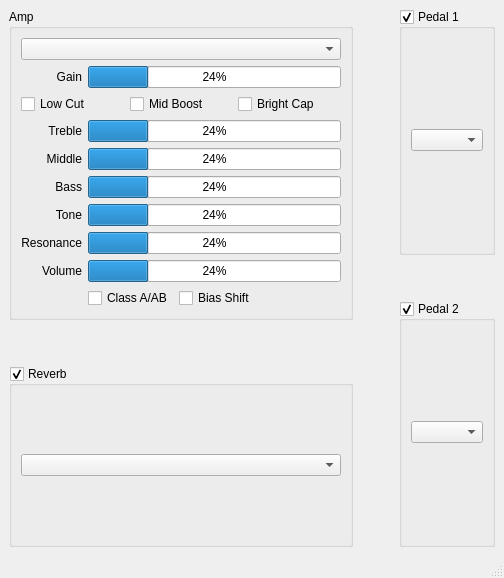
This is src/ui/main_win.ui in Houston4444/OsciTronix as Qt 5 draws it before an edit. The edited form follows.
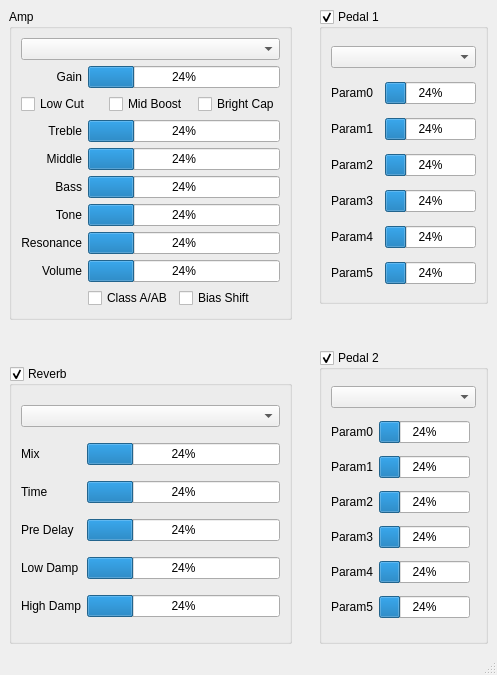
This is the edited form. Custom widgets are drawn as their Qt base class.

Commit message: fixed number of params (some can be hidden)

```diff
--- a/src/ui/main_win.ui
+++ b/src/ui/main_win.ui
@@ -6,8 +6,8 @@
    <rect>
     <x>0</x>
     <y>0</y>
-    <width>504</width>
-    <height>578</height>
+    <width>497</width>
+    <height>675</height>
    </rect>
   </property>
   <property name="windowTitle">
@@ -239,9 +239,79 @@
          <bool>true</bool>
         </property>
         <layout class="QGridLayout" name="gridLayout_5">
+         <item row="3" column="0">
+          <widget class="QLabel" name="label_20">
+           <property name="text">
+            <string>Time</string>
+           </property>
+          </widget>
+         </item>
          <item row="0" column="0" colspan="2">
           <widget class="QComboBox" name="comboBoxReverb"/>
          </item>
+         <item row="6" column="0">
+          <widget class="QLabel" name="label_23">
+           <property name="text">
+            <string>High Damp</string>
+           </property>
+          </widget>
+         </item>
+         <item row="4" column="0">
+          <widget class="QLabel" name="label_21">
+           <property name="text">
+            <string>Pre Delay</string>
+           </property>
+          </widget>
+         </item>
+         <item row="2" column="0">
+          <widget class="QLabel" name="label_19">
+           <property name="text">
+            <string>Mix</string>
+           </property>
+          </widget>
+         </item>
+         <item row="5" column="0">
+          <widget class="QLabel" name="label_22">
+           <property name="text">
+            <string>Low Damp</string>
+           </property>
+          </widget>
+         </item>
+         <item row="2" column="1">
+          <widget class="ParamProgressBar" name="progressBarReverbMix">
+           <property name="value">
+            <number>24</number>
+           </property>
+          </widget>
+         </item>
+         <item row="3" column="1">
+          <widget class="ParamProgressBar" name="progressBarReverbTime">
+           <property name="value">
+            <number>24</number>
+           </property>
+          </widget>
+         </item>
+         <item row="4" column="1">
+          <widget class="ParamProgressBar" name="progressBarReverbPreDelay">
+           <property name="value">
+            <number>24</number>
+           </property>
+          </widget>
+         </item>
+         <item row="5" column="1">
+          <widget class="ParamProgressBar" name="progressBarReverbLowDamp">
+           <property name="value">
+            <number>24</number>
+           </property>
+          </widget>
+         </item>
+         <item row="6" column="1">
+          <widget class="ParamProgressBar" name="progressBarReverbHighDump">
+           <property name="value">
+            <number>24</number>
+           </property>
+          </widget>
+         </item>
         </layout>
        </widget>
       </item>
@@ -274,9 +344,93 @@
          <bool>true</bool>
         </property>
         <layout class="QGridLayout" name="gridLayout_2">
-         <item row="0" column="0" colspan="2">
+         <item row="2" column="0">
+          <widget class="QLabel" name="labelPedal1Param1">
+           <property name="text">
+            <string>Param1</string>
+           </property>
+          </widget>
+         </item>
+         <item row="6" column="0">
+          <widget class="QLabel" name="labelPedal1Param5">
+           <property name="text">
+            <string>Param5</string>
+           </property>
+          </widget>
+         </item>
+         <item row="4" column="0">
+          <widget class="QLabel" name="labelPedal1Param3">
+           <property name="text">
+            <string>Param3</string>
+           </property>
+          </widget>
+         </item>
+         <item row="0" column="0" colspan="3">
           <widget class="QComboBox" name="comboBoxPedal1"/>
          </item>
+         <item row="2" column="2">
+          <widget class="ParamProgressBar" name="progressBarPedal1Param1">
+           <property name="value">
+            <number>24</number>
+           </property>
+          </widget>
+         </item>
+         <item row="1" column="0">
+          <widget class="QLabel" name="labelPedal1Param0">
+           <property name="text">
+            <string>Param0</string>
+           </property>
+          </widget>
+         </item>
+         <item row="1" column="2">
+          <widget class="ParamProgressBar" name="progressBarPedal1Param0">
+           <property name="value">
+            <number>24</number>
+           </property>
+          </widget>
+         </item>
+         <item row="5" column="0">
+          <widget class="QLabel" name="labelPedal1Param4">
+           <property name="text">
+            <string>Param4</string>
+           </property>
+          </widget>
+         </item>
+         <item row="3" column="0">
+          <widget class="QLabel" name="labelPedal1Param2">
+           <property name="text">
+            <string>Param2</string>
+           </property>
+          </widget>
+         </item>
+         <item row="3" column="2">
+          <widget class="ParamProgressBar" name="progressBarPedal1Param2">
+           <property name="value">
+            <number>24</number>
+           </property>
+          </widget>
+         </item>
+         <item row="4" column="2">
+          <widget class="ParamProgressBar" name="progressBarPedal1Param3">
+           <property name="value">
+            <number>24</number>
+           </property>
+          </widget>
+         </item>
+         <item row="5" column="2">
+          <widget class="ParamProgressBar" name="progressBarPedal1Param4">
+           <property name="value">
+            <number>24</number>
+           </property>
+          </widget>
+         </item>
+         <item row="6" column="2">
+          <widget class="ParamProgressBar" name="progressBarPedal1Param5">
+           <property name="value">
+            <number>24</number>
+           </property>
+          </widget>
+         </item>
         </layout>
        </widget>
       </item>
@@ -305,9 +459,93 @@
          <bool>true</bool>
         </property>
         <layout class="QGridLayout" name="gridLayout_3">
-         <item row="0" column="0" colspan="2">
+         <item row="0" column="0" colspan="3">
           <widget class="QComboBox" name="comboBoxPedal2"/>
          </item>
+         <item row="1" column="0">
+          <widget class="QLabel" name="labelPedal2Param0">
+           <property name="text">
+            <string>Param0</string>
+           </property>
+          </widget>
+         </item>
+         <item row="3" column="0">
+          <widget class="QLabel" name="labelPedal2Param2">
+           <property name="text">
+            <string>Param2</string>
+           </property>
+          </widget>
+         </item>
+         <item row="5" column="0">
+          <widget class="QLabel" name="labelPedal2Param4">
+           <property name="text">
+            <string>Param4</string>
+           </property>
+          </widget>
+         </item>
+         <item row="2" column="0">
+          <widget class="QLabel" name="labelPedal2Param1">
+           <property name="text">
+            <string>Param1</string>
+           </property>
+          </widget>
+         </item>
+         <item row="6" column="0">
+          <widget class="QLabel" name="labelPedal2Param5">
+           <property name="text">
+            <string>Param5</string>
+           </property>
+          </widget>
+         </item>
+         <item row="4" column="0">
+          <widget class="QLabel" name="labelPedal2Param3">
+           <property name="text">
+            <string>Param3</string>
+           </property>
+          </widget>
+         </item>
+         <item row="1" column="1">
+          <widget class="ParamProgressBar" name="progressBarPedal2Param0">
+           <property name="value">
+            <number>24</number>
+           </property>
+          </widget>
+         </item>
+         <item row="2" column="1">
+          <widget class="ParamProgressBar" name="progressBarPedal2Param1">
+           <property name="value">
+            <number>24</number>
+           </property>
+          </widget>
+         </item>
+         <item row="3" column="1">
+          <widget class="ParamProgressBar" name="progressBarPedal2Param2">
+           <property name="value">
+            <number>24</number>
+           </property>
+          </widget>
+         </item>
+         <item row="4" column="1">
+          <widget class="ParamProgressBar" name="progressBarPedal2Param3">
+           <property name="value">
+            <number>24</number>
+           </property>
+          </widget>
+         </item>
+         <item row="5" column="1">
+          <widget class="ParamProgressBar" name="progressBarPedal2Param4">
+           <property name="value">
+            <number>24</number>
+           </property>
+          </widget>
+         </item>
+         <item row="6" column="1">
+          <widget class="ParamProgressBar" name="progressBarPedal2Param5">
+           <property name="value">
+            <number>24</number>
+           </property>
+          </widget>
+         </item>
         </layout>
        </widget>
       </item>
```
Left out of the diff: 2 changed lines with no effect on the pictures. The commit also changes 3 other files.
